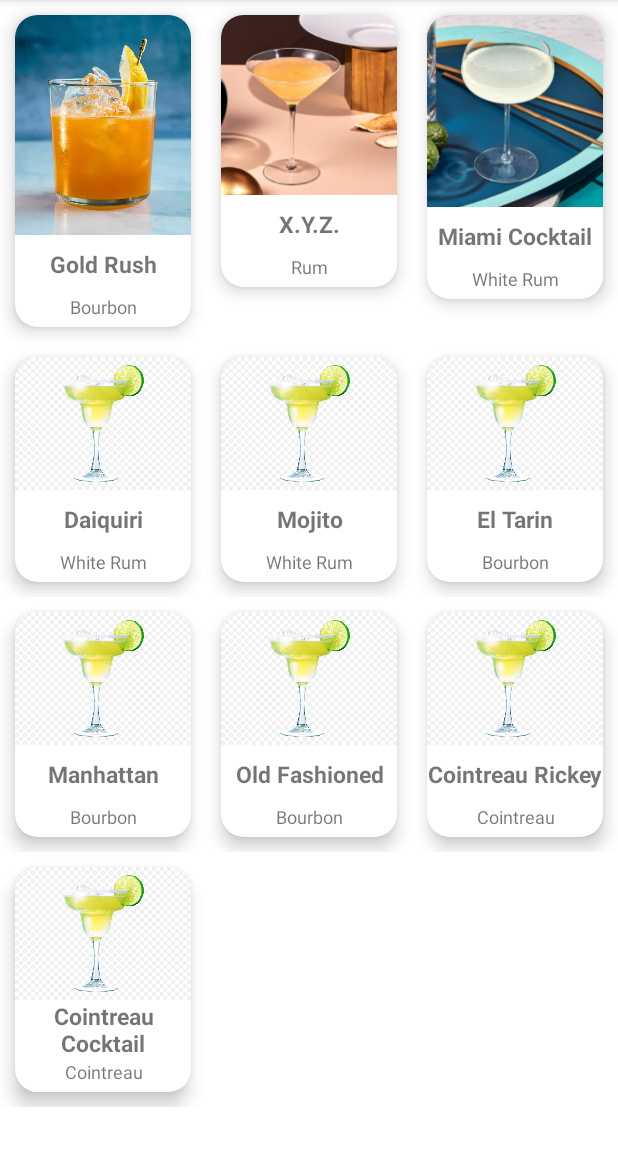
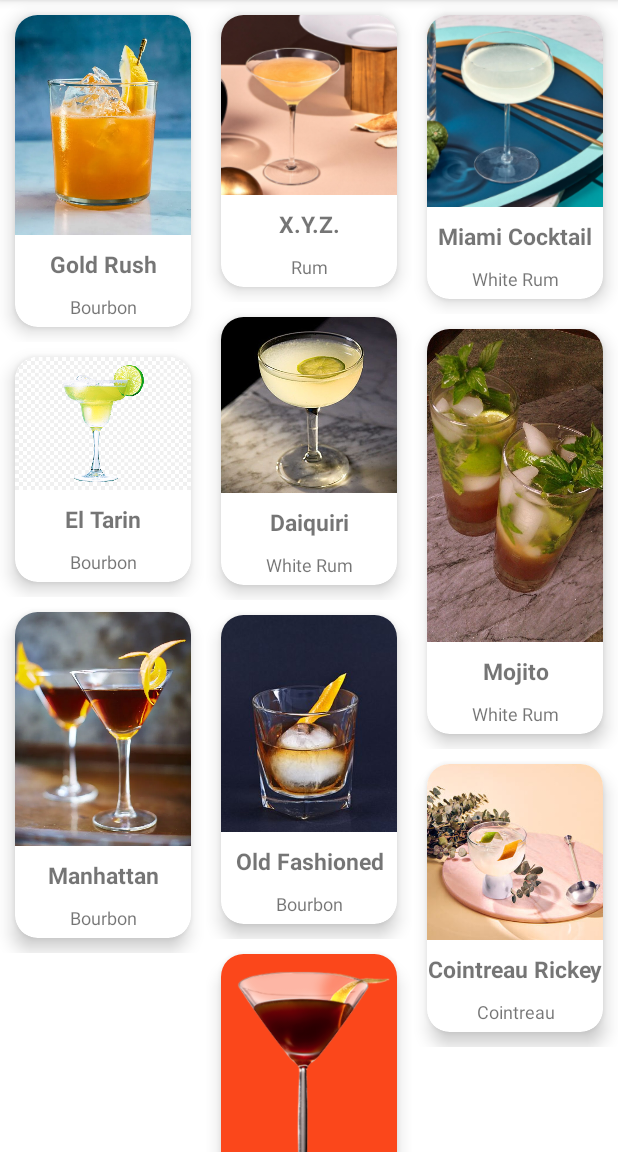
Before and after one commit to lucdre/CocktailCrafter, an Android app: the screen it shows after launch (MainActivity), on a phone screen of 412 x 824 dp, the part 84-1236 px from its top. Run offline under Robolectric (Android 15) with nearby library versions, the phone set to English and light mode, and no system bars.

```diff
--- a/app/src/main/java/com/madreapps/cocktailcrafter/MainActivity.kt
+++ b/app/src/main/java/com/madreapps/cocktailcrafter/MainActivity.kt
@@ -8,6 +8,7 @@ import android.content.Intent
 import androidx.appcompat.app.AppCompatActivity
 import android.os.Bundle
 import androidx.recyclerview.widget.GridLayoutManager
+import androidx.recyclerview.widget.StaggeredGridLayoutManager
 import com.madreapps.cocktailcrafter.databinding.ActivityMainBinding
 
 // We define the standard cocktails
@@ -22,8 +23,9 @@ class MainActivity : AppCompatActivity(), CocktailClickListener {
         populateCocktails()
 
         val mainActivity = this
+
         binding.recyclerView.apply {
-            layoutManager = GridLayoutManager(applicationContext, 3)
+            layoutManager = StaggeredGridLayoutManager(3, StaggeredGridLayoutManager.VERTICAL)
             adapter = CardAdapter(cocktailList, mainActivity)
         }
 
@@ -73,7 +75,7 @@ class MainActivity : AppCompatActivity(), CocktailClickListener {
         cocktailList.add(miamiCocktail)
 
         val daiquiri = Cocktail(
-            R.drawable.placeholder,
+            R.drawable.daiquiri,
             "Daiquiri",
             getString(R.string.BSWRum),
             getString(R.string.DaiquiriIngredients),
@@ -82,7 +84,7 @@ class MainActivity : AppCompatActivity(), CocktailClickListener {
         cocktailList.add(daiquiri)
 
         val mojito = Cocktail(
-            R.drawable.placeholder,
+            R.drawable.mojito,
             "Mojito",
             getString(R.string.BSWRum),
             getString(R.string.MojitoIngredients),
@@ -100,7 +102,7 @@ class MainActivity : AppCompatActivity(), CocktailClickListener {
         cocktailList.add(tarin)
 
         val manhattan = Cocktail(
-            R.drawable.placeholder,
+            R.drawable.manhattan,
             "Manhattan",
             getString(R.string.BSBourbon),
             getString(R.string.ManhattanIngredients),
@@ -109,7 +111,7 @@ class MainActivity : AppCompatActivity(), CocktailClickListener {
         cocktailList.add(manhattan)
 
         val oldFashioned = Cocktail(
-            R.drawable.placeholder,
+            R.drawable.oldie,
             "Old Fashioned",
             getString(R.string.BSBourbon),
             getString(R.string.OldieIngredients),
@@ -118,7 +120,7 @@ class MainActivity : AppCompatActivity(), CocktailClickListener {
         cocktailList.add(oldFashioned)
 
         val cRickey = Cocktail(
-            R.drawable.placeholder,
+            R.drawable.crickey,
             "Cointreau Rickey",
             getString(R.string.Cointreau),
             getString(R.string.CRickeyIngredients),
@@ -127,7 +129,7 @@ class MainActivity : AppCompatActivity(), CocktailClickListener {
         cocktailList.add(cRickey)
 
         val cCocktail = Cocktail(
-            R.drawable.placeholder,
+            R.drawable.ccocktail,
             "Cointreau Cocktail",
             getString(R.string.Cointreau),
             getString(R.string.CCocktailIngredients),
--- a/app/src/main/res/values/strings.xml
+++ b/app/src/main/res/values/strings.xml
@@ -33,7 +33,7 @@
 
     <!-- Daiquiri -->
     <string name="DaiquiriIngredients">White rum\nSugar\nLime juice</string>
-    <string name="DaiquiriSteps">0. Make sure to have a chilled glass\n1. Add 1 oz lime juice\n2. Add 1 spoon of sugar and stir to disolve\n3. Add 2 oz white rum\n4. Add ice, then shake and serve</string>
+    <string name="DaiquiriSteps">0. Make sure to have a chilled glass\n1. Add 1 oz lime juice\n2. Add 1 spoon of sugar and stir to disolve\n3. Add 2 oz white rum\n4. Add ice, then shake and serve\n\nOptional garnish: Slice of lime</string>
 
     <!-- Mojito -->
     <string name="MojitoIngredients">White rum\nRich dem juice\nLime juice\nBrown sugar\nMint\nSoda water</string>
@@ -53,9 +53,9 @@
 
     <!-- Cointreau Rickey -->
     <string name="CRickeyIngredients">Cointreau\nLime juice\nSoda water</string>
-    <string name="CRickeySteps">1. Add 1.5 oz Cointreau\n2. Add ¾ oz lime juice\n3. Add 3.5 oz soda, stir and serve\nOptional garnish: Lime/orange shell</string>
+    <string name="CRickeySteps">1. Add 1.5 oz Cointreau\n2. Add ¾ oz lime juice\n3. Add 3.5 oz soda, stir and serve\n\nOptional garnish: Lime/orange shell</string>
 
     <!-- Cointreau Cocktail -->
     <string name="CCocktailIngredients">Cointreau\nRed vermouth\nBitter</string>
-    <string name="CCocktailSteps">1. Add 1.5 oz Cointreau\n2. Add 1.5 oz red vermouth\n3. Add 3–4 dashes of bitter\n4. Add ice and stir a while\n5. Serve in a martini glass\nOptional garnish: lime shell</string>
+    <string name="CCocktailSteps">1. Add 1.5 oz Cointreau\n2. Add 1.5 oz red vermouth\n3. Add 3–4 dashes of bitter\n4. Add ice and stir a while\n5. Serve in a martini glass\n\nOptional garnish: Lime shell</string>
 </resources>
```
Also changed, not shown: app/src/main/res/drawable/ccocktail.png (added), app/src/main/res/drawable/crickey.png (added), app/src/main/res/drawable/daiquiri.jpg (added), app/src/main/res/drawable/manhattan.png (added), app/src/main/res/drawable/mojito.jpg (added), app/src/main/res/drawable/oldie.jpg (added), 2 other files.
